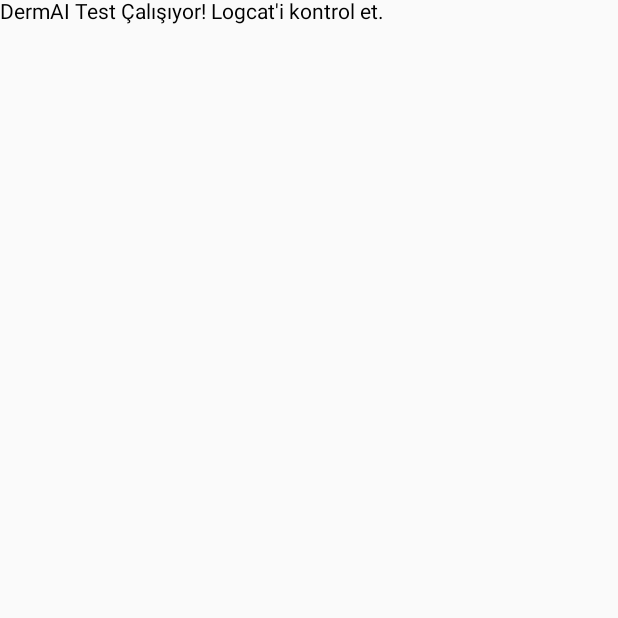
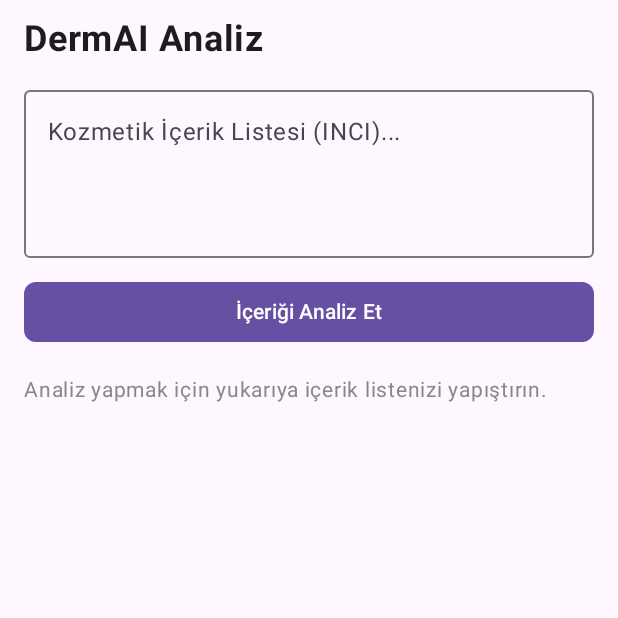
Before and after one commit to asel896/DermAI, an Android app built with Jetpack Compose: the screen it shows after launch (MainActivity), on a phone screen of 412 x 824 dp, the top half of it. Run offline under Robolectric (Android 15) with nearby library versions, the phone set to English and light mode, and no system bars.

Commit message:
feat: TokenManager altyapisi, ViewModel entegrasyonu ve HomeScreen UI tasarimi tamamlandi

```diff
--- /dev/null
+++ b/android/app/src/main/java/com/example/dermai/HomeScreen.kt
@@ -0,0 +1,170 @@
+package com.example.dermai
+
+import androidx.compose.foundation.background
+import androidx.compose.foundation.layout.*
+import androidx.compose.foundation.lazy.LazyColumn
+import androidx.compose.foundation.lazy.items
+import androidx.compose.foundation.shape.RoundedCornerShape
+import androidx.compose.material3.*
+import androidx.compose.runtime.*
+import androidx.compose.ui.Alignment
+import androidx.compose.ui.Modifier
+import androidx.compose.ui.graphics.Color
+import androidx.compose.ui.text.font.FontWeight
+import androidx.compose.ui.unit.dp
+import androidx.compose.ui.unit.sp
+
+@Composable
+fun HomeScreen(viewModel: MainViewModel) {
+    var textInput by remember { mutableStateOf("") }
+    val analysisState by viewModel.analysisState.collectAsState()
+
+
+    Scaffold(
+        modifier = Modifier.fillMaxSize()
+    ) { innerPadding ->
+        Column(
+            modifier = Modifier
+                .fillMaxSize()
+                .padding(innerPadding)
+                .statusBarsPadding()
+                .padding(horizontal = 16.dp)
+        ) {
+            Text(
+                text = "DermAI Analiz",
+                fontSize = 24.sp,
+                fontWeight = FontWeight.Bold,
+                modifier = Modifier.padding(vertical = 12.dp)
+            )
+
+
+            OutlinedTextField(
+                value = textInput,
+                onValueChange = { textInput = it },
+                label = { Text("Kozmetik İçerik Listesi (INCI)...") },
+                placeholder = { Text("Örn: Aqua, Glycerin, Niacinamide...") },
+                modifier = Modifier
+                    .fillMaxWidth()
+                    .height(120.dp),
+                maxLines = 5
+            )
+
+            Spacer(modifier = Modifier.height(12.dp))
+
+
+            Button(
+                onClick = {
+                    if (textInput.isNotBlank()) {
+                        viewModel.analyzeText(textInput)
+                    }
+                },
+                modifier = Modifier.fillMaxWidth(),
+                shape = RoundedCornerShape(8.dp)
+            ) {
+                Text("İçeriği Analiz Et")
+            }
+
+            Spacer(modifier = Modifier.height(16.dp))
+
+
+            when (val state = analysisState) {
+                is UiState.Loading -> {
+                    Box(modifier = Modifier.fillMaxWidth().padding(top = 20.dp), contentAlignment = Alignment.Center) {
+                        CircularProgressIndicator()
+                    }
+                }
+                is UiState.Error -> {
+                    Text(
+                        text = "Hata: ${state.message}",
+                        color = MaterialTheme.colorScheme.error,
+                        modifier = Modifier.padding(8.dp)
+                    )
+                }
+                is UiState.Success -> {
+                    AnalysisResultView(response = state.data)
+                }
+                is UiState.Idle -> {
+                    Text(
+                        text = "Analiz yapmak için yukarıya içerik listenizi yapıştırın.",
+                        color = Color.Gray,
+                        fontSize = 14.sp
+                    )
+                }
+            }
+        }
+    }
+}
+
+@Composable
+fun AnalysisResultView(response: AnalysisResponse) {
+    LazyColumn(
+        verticalArrangement = Arrangement.spacedBy(10.dp),
+        modifier = Modifier.fillMaxWidth(),
+        contentPadding = PaddingValues(bottom = 24.dp)
+    ) {
+        item {
+            Card(
+                colors = CardDefaults.cardColors(containerColor = MaterialTheme.colorScheme.primaryContainer),
+                modifier = Modifier.fillMaxWidth()
+            ) {
+                Column(modifier = Modifier.padding(16.dp)) {
+                    Text(text = "Genel Değerlendirme: ${response.overallRating}", fontWeight = FontWeight.Bold)
+                    Spacer(modifier = Modifier.height(4.dp))
+                    Text(text = response.summary)
+                }
+            }
+        }
+
+        item {
+            Text(
+                text = "İçerik Detayları",
+                fontWeight = FontWeight.Bold,
+                fontSize = 18.sp,
+                modifier = Modifier.padding(top = 8.dp, bottom = 4.dp)
+            )
+        }
+
+        items(response.ingredients) { ingredient ->
+            IngredientCard(ingredient = ingredient)
+        }
+    }
+}
+
+@Composable
+fun IngredientCard(ingredient: IngredientDetail) {
+    val badgeColor = if (ingredient.isHarmful) Color(0xFFFFCDD2) else Color(0xFFC8E6C9)
+    val textColor = if (ingredient.isHarmful) Color(0xFFB71C1C) else Color(0xFF2E7D32)
+
+    Card(
+        modifier = Modifier.fillMaxWidth(),
+        elevation = CardDefaults.cardElevation(defaultElevation = 2.dp)
+    ) {
+        Row(
+            modifier = Modifier
+                .fillMaxWidth()
+                .padding(12.dp),
+            horizontalArrangement = Arrangement.SpaceBetween,
+            verticalAlignment = Alignment.CenterVertically
+        ) {
+            Column(modifier = Modifier.weight(1f)) {
+                Text(text = ingredient.name, fontWeight = FontWeight.SemiBold, fontSize = 16.sp)
+                Text(text = "Amaç: ${ingredient.purpose}", fontSize = 12.sp, color = Color.Gray)
+            }
+
+            Spacer(modifier = Modifier.width(8.dp))
+
+            Box(
+                modifier = Modifier
+                    .background(badgeColor, shape = RoundedCornerShape(12.dp))
+                    .padding(horizontal = 10.dp, vertical = 6.dp)
+            ) {
+                Text(
+                    text = "Skor: ${ingredient.safetyScore}",
+                    color = textColor,
+                    fontWeight = FontWeight.Bold,
+                    fontSize = 12.sp
+                )
+            }
+        }
+    }
+}
--- a/android/app/src/main/java/com/example/dermai/MainActivity.kt
+++ b/android/app/src/main/java/com/example/dermai/MainActivity.kt
@@ -1,13 +1,13 @@
 package com.example.dermai
 
 import android.os.Bundle
-import android.util.Log
 import androidx.activity.ComponentActivity
 import androidx.activity.compose.setContent
 import androidx.activity.viewModels
-import androidx.compose.material3.Text
-import androidx.lifecycle.lifecycleScope
-import kotlinx.coroutines.launch
+import androidx.compose.foundation.layout.fillMaxSize
+import androidx.compose.material3.MaterialTheme
+import androidx.compose.material3.Surface
+import androidx.compose.ui.Modifier
 
 class MainActivity : ComponentActivity() {
 
@@ -15,45 +15,15 @@ class MainActivity : ComponentActivity() {
 
     override fun onCreate(savedInstanceState: Bundle?) {
         super.onCreate(savedInstanceState)
-
         setContent {
-            Text(text = "DermAI Test Çalışıyor! Logcat'i kontrol et.")
-        }
-
-        lifecycleScope.launch {
-            viewModel.authState.collect { state ->
-                when (state) {
-                    is UiState.Success -> {
-                        Log.d("DermAI_TEST", "--- BAŞARILI GİRİŞ/KAYIT ---")
-                        Log.d("DermAI_TEST", "Token: ${state.data.token}")
-
-                        Log.d("DermAI_TEST", "Gemini Analizi Başlatılıyor...")
-                        viewModel.analyzeText("Water, Glycerin, Niacinamide, Salicylic Acid")
-                    }
-                    is UiState.Error -> Log.e("DermAI_TEST", "Auth Hatası: ${state.message}")
-                    is UiState.Loading -> Log.d("DermAI_TEST", "İşlem Yükleniyor...")
-                    else -> {}
+            MaterialTheme {
+                Surface(
+                    modifier = Modifier.fillMaxSize(),
+                    color = MaterialTheme.colorScheme.background
+                ) {
+                    HomeScreen(viewModel = viewModel)
                 }
             }
         }
-
-        lifecycleScope.launch {
-            viewModel.analysisState.collect { state ->
-                when (state) {
-                    is UiState.Success -> {
-                        Log.d("DermAI_TEST", "--- GEMİNİ ANALİZ BAŞARILI ---")
-                        Log.d("DermAI_TEST", "Özet: ${state.data.summary}")
-                        Log.d("DermAI_TEST", "Genel Skor: ${state.data.overallRating}")
-                    }
-                    is UiState.Error -> Log.e("DermAI_TEST", "Analiz Hatası: ${state.message}")
-                    is UiState.Loading -> Log.d("DermAI_TEST", "Analiz Yükleniyor...")
-                    else -> {}
-                }
-            }
-        }
-
-        val testEmail = "user_${System.currentTimeMillis()}@gmail.com"
-        Log.d("DermAI_TEST", "Yeni kayıt deneniyor: $testEmail")
-        viewModel.register(testEmail, "123456")
     }
 }
```
